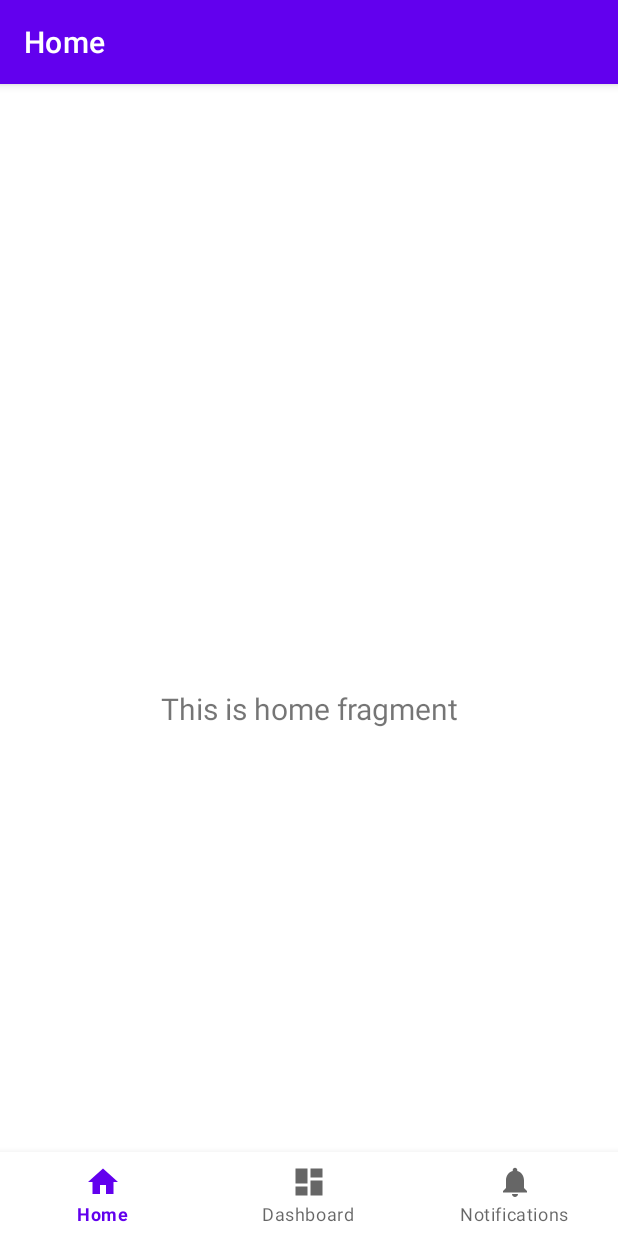
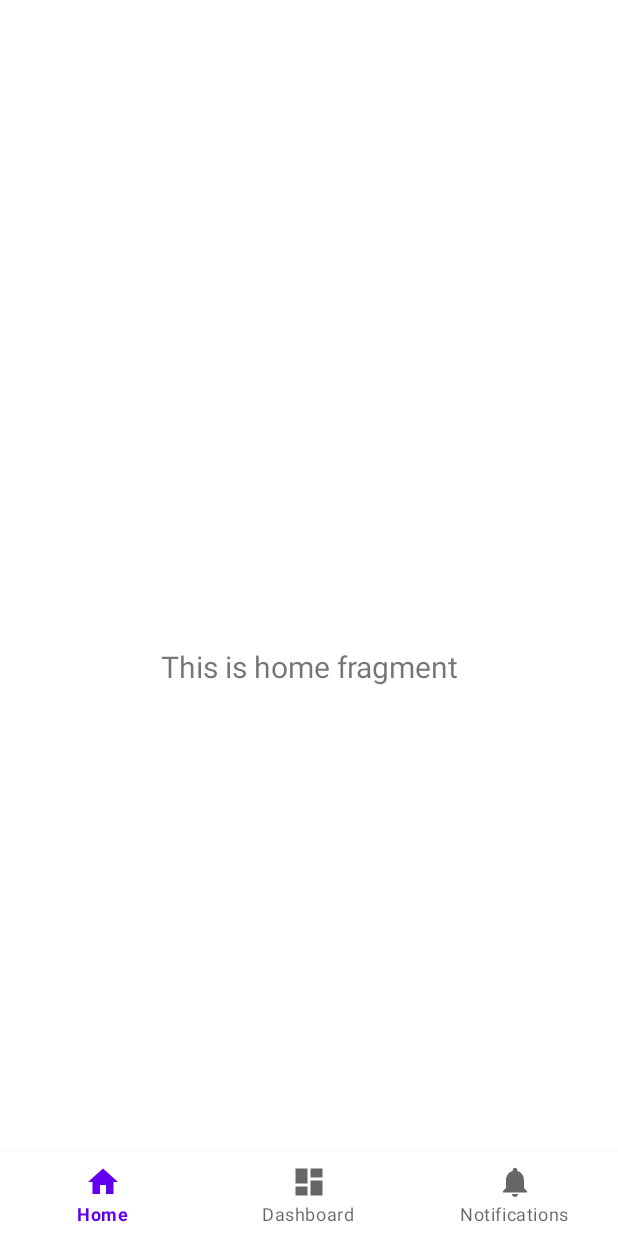
Before and after one commit to Zhuyipengfighting/PokerEmotion, an Android app: the screen it shows after launch (MainActivity), on a phone screen of 412 x 824 dp. Run offline under Robolectric (Android 15) with nearby library versions, the phone set to English and light mode, and no system bars; 5 statements that could not run were skipped.

Commit message:
feat: 除主活动的其它活动的注册

```diff
--- a/p_emotion_app/app/src/main/AndroidManifest.xml
+++ b/p_emotion_app/app/src/main/AndroidManifest.xml
@@ -13,6 +13,12 @@
         android:theme="@style/Theme.PokerEmotionApplication"
         tools:targetApi="31">
         <activity
+            android:name=".ui.chat.ChatActivity"
+            android:exported="false" />
+        <activity
+            android:name=".AddPageActivity"
+            android:exported="false" />
+        <activity
             android:name=".MainActivity"
             android:exported="true"
             android:label="@string/app_name">
--- a/p_emotion_app/app/src/main/java/com/example/pokeremotionapplication/MainActivity.java
+++ b/p_emotion_app/app/src/main/java/com/example/pokeremotionapplication/MainActivity.java
@@ -1,37 +1,140 @@
 package com.example.pokeremotionapplication;
 
+
+import android.content.Intent;
+import android.graphics.Color;
+
 import android.os.Bundle;
+import android.os.Handler;
+import android.view.MenuItem;
+import android.view.View;
+import android.view.Window;
+import android.view.WindowManager;
 
+import androidx.annotation.NonNull;
+import androidx.appcompat.app.ActionBar;
+import androidx.appcompat.app.AppCompatActivity;
+import androidx.fragment.app.Fragment;
+import androidx.fragment.app.FragmentTransaction;
+
+import com.example.pokeremotionapplication.ui.chat.ChatActivity;
+import com.example.pokeremotionapplication.ui.home.HomeFragment;
+import com.example.pokeremotionapplication.ui.love.LoveFragment;
+import com.example.pokeremotionapplication.ui.my.MyFragment;
 import com.google.android.material.bottomnavigation.BottomNavigationView;
+import com.google.android.material.navigation.NavigationBarView;
 
-import androidx.appcompat.app.AppCompatActivity;
-import androidx.navigation.NavController;
-import androidx.navigation.Navigation;
-import androidx.navigation.ui.AppBarConfiguration;
-import androidx.navigation.ui.NavigationUI;
-
-import com.example.pokeremotionapplication.databinding.ActivityMainBinding;
+import java.util.ArrayList;
+import java.util.List;
 
 public class MainActivity extends AppCompatActivity {
 
-    private ActivityMainBinding binding;
+    //定义Fragment列表用于切换
+    List<Fragment> fragmentList;
+
+    //定义底部导航栏用于切换
+    BottomNavigationView bottomNavigationView;
+
 
     @Override
     protected void onCreate(Bundle savedInstanceState) {
         super.onCreate(savedInstanceState);
+        setContentView(R.layout.activity_main);
 
-        binding = ActivityMainBinding.inflate(getLayoutInflater());
-        setContentView(binding.getRoot());
+        // 初始化
+        init();
 
-        BottomNavigationView navView = findViewById(R.id.nav_view);
-        // Passing each menu ID as a set of Ids because each
-        // menu should be considered as top level destinations.
-        AppBarConfiguration appBarConfiguration = new AppBarConfiguration.Builder(
-                R.id.navigation_home, R.id.navigation_dashboard, R.id.navigation_notifications)
-                .build();
-        NavController navController = Navigation.findNavController(this, R.id.nav_host_fragment_activity_main);
-        NavigationUI.setupActionBarWithNavController(this, navController, appBarConfiguration);
-        NavigationUI.setupWithNavController(binding.navView, navController);
+        // 底部导航栏页面切换
+        setRouter();
+
+    }
+
+    // 初始化
+    public void init(){
+        // 隐藏头
+        ActionBar actionBar = getSupportActionBar();
+        if(actionBar != null) actionBar.hide();
+
+        // 改变顶部状态栏背景
+        Window window = getWindow();
+        window.clearFlags(WindowManager.LayoutParams.FLAG_TRANSLUCENT_STATUS);
+        window.getDecorView().setSystemUiVisibility(View.SYSTEM_UI_FLAG_LAYOUT_FULLSCREEN
+                | View.SYSTEM_UI_FLAG_LAYOUT_STABLE);
+        window.addFlags(WindowManager.LayoutParams.FLAG_DRAWS_SYSTEM_BAR_BACKGROUNDS);
+        window.setStatusBarColor(Color.TRANSPARENT);
+
+        changeStatusBarTextColor(window , true);
+    }
+
+    // 更改顶部状态栏的文字颜色
+    public void changeStatusBarTextColor(@NonNull Window window, boolean isBlack) {
+        View decor = window.getDecorView();
+        int flags = 0;
+        if (isBlack) {
+            //更改文字颜色为深黑色
+            flags = View.SYSTEM_UI_FLAG_LIGHT_STATUS_BAR;
+        }
+        else {
+            //更改文字颜色为浅色
+            flags = View.SYSTEM_UI_FLAG_LAYOUT_STABLE;
+        }
+        decor.setSystemUiVisibility(flags);
+    }
+
+    // 显示fragment
+    public void showFragment(Fragment fragment){
+        FragmentTransaction fragmentTransaction = getSupportFragmentManager().beginTransaction();
+        // 替换Fragment
+        fragmentTransaction.replace(R.id.Fragment,fragment);
+        // 提交
+        fragmentTransaction.commit();
+    }
+
+    // 实现底部导航栏切换页面
+    private void setRouter() {
+        //初始化fragmentList
+        fragmentList = new ArrayList<>();
+        fragmentList.add(new HomeFragment());
+        fragmentList.add(new LoveFragment());
+        fragmentList.add(new MyFragment());
+        //默认显示第一个首页fragment
+        showFragment(fragmentList.get(0));
+        //找到底部导航栏id
+        bottomNavigationView = findViewById(R.id.Bottom_menu_view);
+        //底部导航栏点击时触发
+        bottomNavigationView.setOnItemSelectedListener(new NavigationBarView.OnItemSelectedListener() {
+
+            @Override
+            public boolean onNavigationItemSelected(@NonNull MenuItem item) {
+                if (item.getItemId() == R.id.menu_home) {
+                    // 显示首页
+                    showFragment(fragmentList.get(0));
+                } else if (item.getItemId() == R.id.menu_chat) {
+                    // 显示聊天页面
+                    // showFragment(fragmentList.get(1));
+
+                    Intent intent = new Intent(MainActivity.this , ChatActivity.class);
+                    startActivity(intent);
+
+                    // 延迟设置首页为选中状态
+                    new Handler().postDelayed(new Runnable() {
+                        @Override
+                        public void run() {
+                            bottomNavigationView.setSelectedItemId(R.id.menu_home);
+                        }
+                    }, 500); // 延迟 500 毫秒
+
+                } else if (item.getItemId() == R.id.menu_love) {
+                    // 显示情绪报告页面
+                    showFragment(fragmentList.get(1));
+                } else if (item.getItemId() == R.id.menu_my) {
+                    // 显示个人中心页面
+                    showFragment(fragmentList.get(2));
+                }
+                return true;
+            }
+        });
+
     }
 
 }
```
Also changed, not shown: p_emotion_app/app/src/main/java/com/example/pokeremotionapplication/ui/chat/ChatActivity.java (added, +74 -0 lines).
